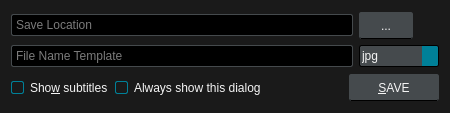
u8sand/Baka-MPlayer, file src/ui/screenshotdialog.ui: the form before one commit.
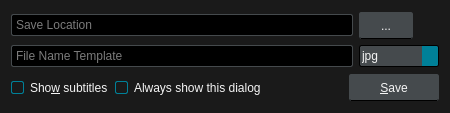
The form after the commit. Icons and pictures are not drawn.

Commit message: Change button text case to Title Case

The edit to the form file:
```diff
--- a/src/ui/screenshotdialog.ui
+++ b/src/ui/screenshotdialog.ui
@@ -211,7 +211,7 @@
         </sizepolicy>
        </property>
        <property name="text">
-        <string>&amp;SAVE</string>
+        <string>&amp;Save</string>
        </property>
        <property name="default">
         <bool>true</bool>
```
The commit also changes 6 other files.
